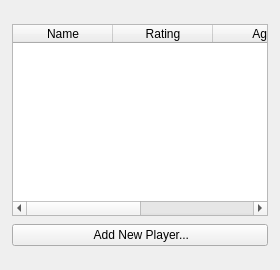
First picture: the form in src/gambitpairing/ui/players_view.ui, repository gambit-devs/gambit-pairing, before the edit.
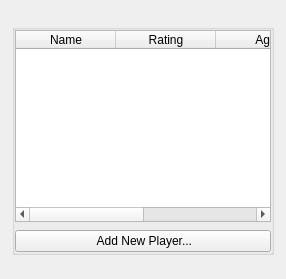
Second picture: the form after the edit.

```diff
--- a/src/gambitpairing/ui/players_view.ui
+++ b/src/gambitpairing/ui/players_view.ui
@@ -44,9 +44,6 @@
      <property name="toolTip">
       <string>Manage players. Right-click a row for actions.</string>
      </property>
-     <property name="styleSheet">
-      <string notr="true">QGroupBox { border: none; margin-top: 0px; }</string>
-     </property>
      <property name="title">
       <string/>
      </property>
```
Left out of the diff: 3 changed lines with no effect on the pictures.
